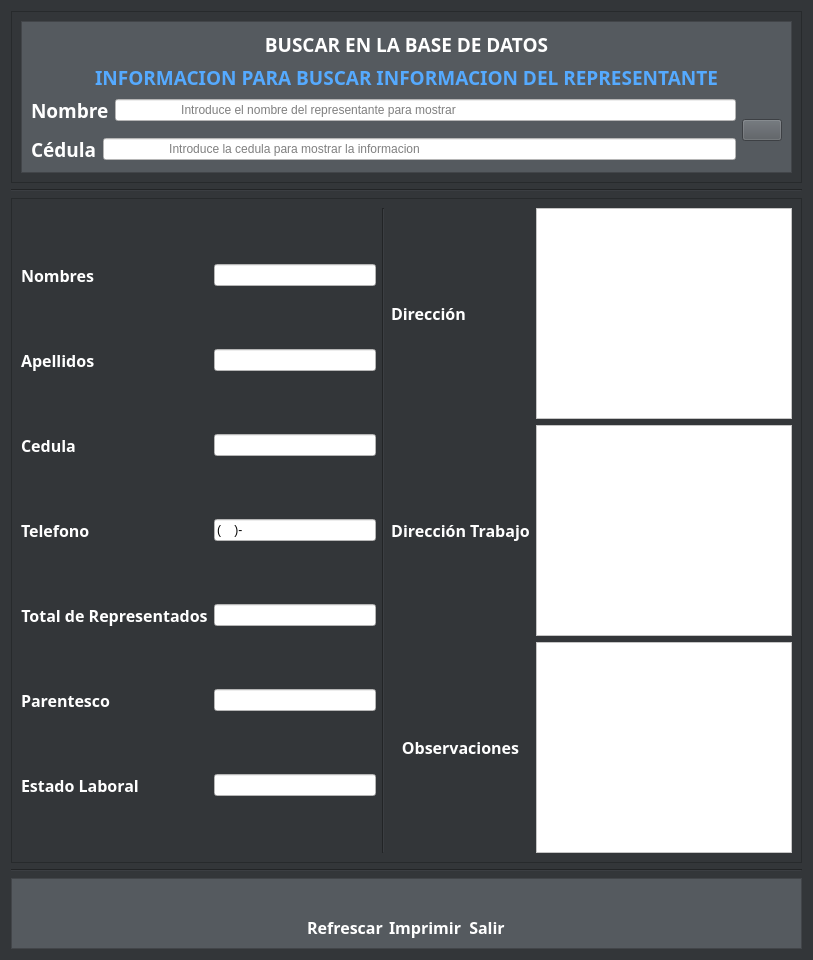
First picture: the form in iu_files/main_representantes.ui, repository Gabo-hub/SUNBAGB, before the edit.
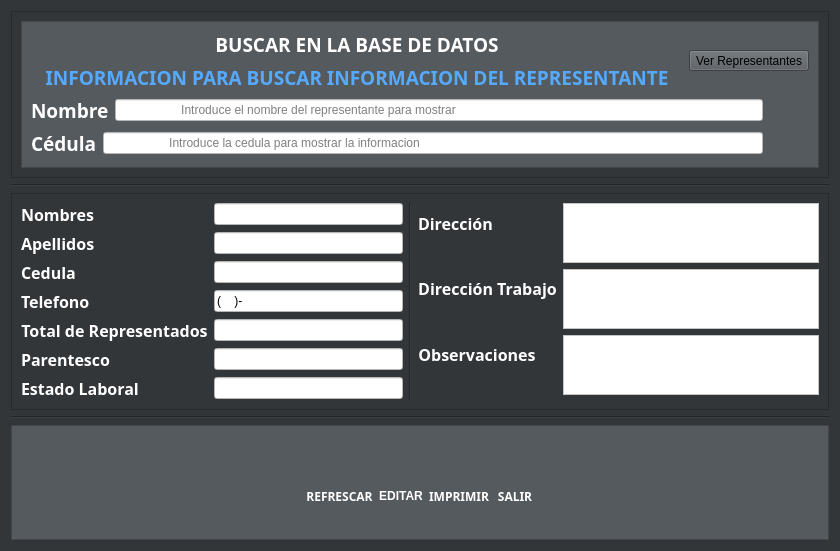
Second picture: the form after the edit. Icons and pictures are not drawn.

Patch:
```diff
--- a/iu_files/main_representantes.ui
+++ b/iu_files/main_representantes.ui
@@ -9,8 +9,8 @@
    <rect>
     <x>0</x>
     <y>0</y>
-    <width>813</width>
-    <height>960</height>
+    <width>840</width>
+    <height>551</height>
    </rect>
   </property>
   <property name="sizePolicy">
@@ -37,6 +37,12 @@
      </item>
      <item row="4" column="0">
       <widget class="QFrame" name="FootFrame">
+       <property name="maximumSize">
+        <size>
+         <width>16777215</width>
+         <height>115</height>
+        </size>
+       </property>
        <property name="styleSheet">
         <string notr="true">background-color: rgb(85, 90, 95);</string>
        </property>
@@ -62,8 +68,38 @@
         </item>
         <item>
          <layout class="QGridLayout" name="gridLayout_7">
+          <item row="1" column="0">
+           <widget class="QLabel" name="textrefrescar">
+            <property name="font">
+             <font>
+              <family>Poppins</family>
+              <pointsize>9</pointsize>
+              <bold>true</bold>
+             </font>
+            </property>
+            <property name="styleSheet">
+             <string notr="true">color: rgb(255, 255, 255);</string>
+            </property>
+            <property name="text">
+             <string>&lt;html&gt;&lt;head/&gt;&lt;body&gt;&lt;p align=&quot;center&quot;&gt;REFRESCAR&lt;/p&gt;&lt;/body&gt;&lt;/html&gt;</string>
+            </property>
+           </widget>
+          </item>
           <item row="0" column="0">
            <widget class="QPushButton" name="bttn_Rrefrescar">
+            <property name="styleSheet">
+             <string notr="true">QPushButton:hover
+{
+	border-style: solid;
+	background-color: #757a80;
+
+}
+
+QPushButton:pressed
+{
+	 	background-color:#333639;
+}</string>
+            </property>
             <property name="text">
              <string/>
             </property>
@@ -82,44 +118,76 @@
             </property>
            </widget>
           </item>
-          <item row="1" column="1">
-           <widget class="QLabel" name="textimprimir">
-            <property name="font">
-             <font>
-              <family>Poppins</family>
-              <pointsize>12</pointsize>
-              <weight>75</weight>
-              <bold>true</bold>
-             </font>
-            </property>
-            <property name="styleSheet">
-             <string notr="true">color: rgb(255, 255, 255);</string>
-            </property>
-            <property name="text">
-             <string>&lt;html&gt;&lt;head/&gt;&lt;body&gt;&lt;p align=&quot;center&quot;&gt;Imprimir&lt;/p&gt;&lt;/body&gt;&lt;/html&gt;</string>
-            </property>
-           </widget>
-          </item>
-          <item row="1" column="0">
-           <widget class="QLabel" name="textrefrescar">
-            <property name="font">
-             <font>
-              <family>Poppins</family>
-              <pointsize>12</pointsize>
-              <weight>75</weight>
-              <bold>true</bold>
-             </font>
-            </property>
-            <property name="styleSheet">
-             <string notr="true">color: rgb(255, 255, 255);</string>
-            </property>
-            <property name="text">
-             <string>&lt;html&gt;&lt;head/&gt;&lt;body&gt;&lt;p align=&quot;center&quot;&gt;Refrescar&lt;/p&gt;&lt;/body&gt;&lt;/html&gt;</string>
-            </property>
-           </widget>
-          </item>
           <item row="0" column="1">
+           <widget class="QPushButton" name="bttn_editar">
+            <property name="cursor">
+             <cursorShape>PointingHandCursor</cursorShape>
+            </property>
+            <property name="styleSheet">
+             <string notr="true">QPushButton:hover
+{
+	border-style: solid;
+	background-color: #757a80;
+
+}
+
+QPushButton:pressed
+{
+	 	background-color:#333639;
+}</string>
+            </property>
+            <property name="icon">
+             <iconset resource="../assets/icons/resource.qrc">
+              <normaloff>:/Botones salida/edit-book.png</normaloff>:/Botones salida/edit-book.png</iconset>
+            </property>
+            <property name="iconSize">
+             <size>
+              <width>81</width>
+              <height>61</height>
+             </size>
+            </property>
+            <property name="flat">
+             <bool>true</bool>
+            </property>
+           </widget>
+          </item>
+          <item row="1" column="1">
+           <widget class="QLabel" name="label">
+            <property name="font">
+             <font>
+              <pointsize>9</pointsize>
+              <bold>true</bold>
+             </font>
+            </property>
+            <property name="cursor">
+             <cursorShape>IBeamCursor</cursorShape>
+            </property>
+            <property name="mouseTracking">
+             <bool>true</bool>
+            </property>
+            <property name="styleSheet">
+             <string notr="true">color: rgb(255, 255, 255);</string>
+            </property>
+            <property name="text">
+             <string>&lt;html&gt;&lt;head/&gt;&lt;body&gt;&lt;p align=&quot;center&quot;&gt;EDITAR&lt;/p&gt;&lt;/body&gt;&lt;/html&gt;</string>
+            </property>
+           </widget>
+          </item>
+          <item row="0" column="2">
            <widget class="QPushButton" name="bttn_Rimprimir">
+            <property name="styleSheet">
+             <string notr="true">QPushButton:hover
+{
+	border-style: solid;
+	background-color: #757a80;
+
+}
+
+QPushButton:pressed
+{
+	 	background-color:#333639;
+}</string>
+            </property>
             <property name="text">
              <string/>
             </property>
@@ -138,8 +206,38 @@
             </property>
            </widget>
           </item>
-          <item row="0" column="2">
+          <item row="1" column="2">
+           <widget class="QLabel" name="textimprimir">
+            <property name="font">
+             <font>
+              <family>Poppins</family>
+              <pointsize>9</pointsize>
+              <bold>true</bold>
+             </font>
+            </property>
+            <property name="styleSheet">
+             <string notr="true">color: rgb(255, 255, 255);</string>
+            </property>
+            <property name="text">
+             <string>&lt;html&gt;&lt;head/&gt;&lt;body&gt;&lt;p align=&quot;center&quot;&gt;IMPRIMIR&lt;/p&gt;&lt;/body&gt;&lt;/html&gt;</string>
+            </property>
+           </widget>
+          </item>
+          <item row="0" column="3">
            <widget class="QPushButton" name="bttnRsalir">
+            <property name="styleSheet">
+             <string notr="true">QPushButton:hover
+{
+	border-style: solid;
+	background-color: #757a80;
+
+}
+
+QPushButton:pressed
+{
+	 	background-color:#333639;
+}</string>
+            </property>
             <property name="text">
              <string/>
             </property>
@@ -158,13 +256,12 @@
             </property>
            </widget>
           </item>
-          <item row="1" column="2">
+          <item row="1" column="3">
            <widget class="QLabel" name="textsalir">
             <property name="font">
              <font>
               <family>Poppins</family>
-              <pointsize>12</pointsize>
-              <weight>75</weight>
+              <pointsize>9</pointsize>
               <bold>true</bold>
              </font>
             </property>
@@ -172,7 +269,7 @@
              <string notr="true">color: rgb(255, 255, 255);</string>
             </property>
             <property name="text">
-             <string>&lt;html&gt;&lt;head/&gt;&lt;body&gt;&lt;p align=&quot;center&quot;&gt;Salir&lt;/p&gt;&lt;/body&gt;&lt;/html&gt;</string>
+             <string>&lt;html&gt;&lt;head/&gt;&lt;body&gt;&lt;p align=&quot;center&quot;&gt;SALIR&lt;/p&gt;&lt;/body&gt;&lt;/html&gt;</string>
             </property>
            </widget>
           </item>
@@ -216,128 +313,164 @@
             <property name="frameShadow">
              <enum>QFrame::Raised</enum>
             </property>
-            <layout class="QGridLayout" name="gridLayout_8">
-             <item row="5" column="0">
-              <layout class="QHBoxLayout" name="horizontalLayout_2">
+            <layout class="QVBoxLayout" name="verticalLayout_3">
+             <item>
+              <layout class="QHBoxLayout" name="horizontalLayout_6">
                <item>
-                <widget class="QLabel" name="ql_RcedulaSearch">
-                 <property name="font">
-                  <font>
-                   <family>Poppins</family>
-                   <pointsize>14</pointsize>
-                   <weight>75</weight>
-                   <bold>true</bold>
-                  </font>
-                 </property>
-                 <property name="styleSheet">
-                  <string notr="true">color: rgb(255, 255, 255);</string>
-                 </property>
-                 <property name="text">
-                  <string>Cédula</string>
-                 </property>
-                </widget>
+                <layout class="QVBoxLayout" name="verticalLayout_2">
+                 <item>
+                  <widget class="QLabel" name="ql_RbuscarbaseText">
+                   <property name="font">
+                    <font>
+                     <family>Poppins</family>
+                     <pointsize>14</pointsize>
+                     <bold>true</bold>
+                    </font>
+                   </property>
+                   <property name="styleSheet">
+                    <string notr="true">color: rgb(255, 255, 255);</string>
+                   </property>
+                   <property name="text">
+                    <string>&lt;html&gt;&lt;head/&gt;&lt;body&gt;&lt;p align=&quot;center&quot;&gt;BUSCAR EN LA BASE DE DATOS&lt;/p&gt;&lt;/body&gt;&lt;/html&gt;</string>
+                   </property>
+                  </widget>
+                 </item>
+                 <item>
+                  <widget class="QLabel" name="ql_RescribanombresText">
+                   <property name="font">
+                    <font>
+                     <family>Poppins</family>
+                     <pointsize>14</pointsize>
+                     <bold>true</bold>
+                    </font>
+                   </property>
+                   <property name="styleSheet">
+                    <string notr="true">color: rgb(85, 170, 255);</string>
+                   </property>
+                   <property name="text">
+                    <string>&lt;html&gt;&lt;head/&gt;&lt;body&gt;&lt;p align=&quot;center&quot;&gt;&lt;span style=&quot; font-size:14pt; font-weight:600;&quot;&gt;INFORMACION PARA BUSCAR INFORMACION DEL REPRESENTANTE&lt;/span&gt;&lt;/p&gt;&lt;/body&gt;&lt;/html&gt;</string>
+                   </property>
+                  </widget>
+                 </item>
+                </layout>
                </item>
                <item>
-                <widget class="QLineEdit" name="qlinee_RcedulaSearch">
-                 <property name="styleSheet">
-                  <string notr="true">
-background-color: rgb(255, 255, 255);</string>
+                <widget class="QToolButton" name="bttn_verrepresentantes">
+                 <property name="cursor">
+                  <cursorShape>PointingHandCursor</cursorShape>
                  </property>
-                 <property name="placeholderText">
-                  <string>                   Introduce la cedula para mostrar la informacion</string>
+                 <property name="text">
+                  <string>Ver Representantes</string>
                  </property>
                 </widget>
                </item>
               </layout>
              </item>
-             <item row="3" column="0">
-              <layout class="QHBoxLayout" name="horizontalLayout">
+             <item>
+              <layout class="QHBoxLayout" name="horizontalLayout_5">
                <item>
-                <widget class="QLabel" name="ql_RnombreSearch">
-                 <property name="font">
-                  <font>
-                   <family>Poppins</family>
-                   <pointsize>14</pointsize>
-                   <weight>75</weight>
-                   <bold>true</bold>
-                  </font>
-                 </property>
+                <layout class="QVBoxLayout" name="verticalLayout">
+                 <item>
+                  <layout class="QHBoxLayout" name="horizontalLayout">
+                   <item>
+                    <widget class="QLabel" name="ql_RnombreSearch">
+                     <property name="font">
+                      <font>
+                       <family>Poppins</family>
+                       <pointsize>14</pointsize>
+                       <bold>true</bold>
+                      </font>
+                     </property>
+                     <property name="styleSheet">
+                      <string notr="true">color: rgb(255, 255, 255);</string>
+                     </property>
+                     <property name="text">
+                      <string>Nombre</string>
+                     </property>
+                    </widget>
+                   </item>
+                   <item>
+                    <widget class="QLineEdit" name="qlinee_RnombreSearch">
+                     <property name="styleSheet">
+                      <string notr="true">background-color: rgb(255, 255, 255);
+color: rgb(0, 0, 0);</string>
+                     </property>
+                     <property name="placeholderText">
+                      <string>                   Introduce el nombre del representante para mostrar</string>
+                     </property>
+                    </widget>
+                   </item>
+                  </layout>
+                 </item>
+                 <item>
+                  <layout class="QHBoxLayout" name="horizontalLayout_2">
+                   <item>
+                    <widget class="QLabel" name="ql_RcedulaSearch">
+                     <property name="font">
+                      <font>
+                       <family>Poppins</family>
+                       <pointsize>14</pointsize>
+                       <bold>true</bold>
+                      </font>
+                     </property>
+                     <property name="styleSheet">
+                      <string notr="true">color: rgb(255, 255, 255);</string>
+                     </property>
+                     <property name="text">
+                      <string>Cédula</string>
+                     </property>
+                    </widget>
+                   </item>
+                   <item>
+                    <widget class="QLineEdit" name="qlinee_RcedulaSearch">
+                     <property name="styleSheet">
+                      <string notr="true">background-color: rgb(255, 255, 255);
+color: rgb(0, 0, 0);</string>
+                     </property>
+                     <property name="placeholderText">
+                      <string>                   Introduce la cedula para mostrar la informacion</string>
+                     </property>
+                    </widget>
+                   </item>
+                  </layout>
+                 </item>
+                </layout>
+               </item>
+               <item>
+                <widget class="QPushButton" name="bttn_Rbuscar">
                  <property name="styleSheet">
-                  <string notr="true">color: rgb(255, 255, 255);</string>
+                  <string notr="true">QPushButton:hover
+{
+	border-style: solid;
+	background-color: #757a80;
+
+}
+
+QPushButton:pressed
+{
+	 	background-color:#333639;
+}</string>
                  </property>
                  <property name="text">
-                  <string>Nombre</string>
+                  <string/>
                  </property>
-                </widget>
-               </item>
-               <item>
-                <widget class="QLineEdit" name="qlinee_RnombreSearch">
-                 <property name="styleSheet">
-                  <string notr="true">background-color: rgb(255, 255, 255);</string>
+                 <property name="icon">
+                  <iconset resource="../assets/icons/resource.qrc">
+                   <normaloff>:/Botones salida/search-icon.png</normaloff>:/Botones salida/search-icon.png</iconset>
                  </property>
-                 <property name="placeholderText">
-                  <string>                   Introduce el nombre del representante para mostrar</string>
+                 <property name="iconSize">
+                  <size>
+                   <width>50</width>
+                   <height>50</height>
+                  </size>
                  </property>
+                 <property name="flat">
+                  <bool>true</bool>
+                 </property>
                 </widget>
                </item>
               </layout>
              </item>
-             <item row="3" column="1" rowspan="3">
-              <widget class="QPushButton" name="bttn_Rbuscar">
-               <property name="text">
-                <string/>
-               </property>
-               <property name="icon">
-                <iconset resource="../assets/icons/resource.qrc">
-                 <normaloff>:/Botones salida/search-icon.png</normaloff>:/Botones salida/search-icon.png</iconset>
-               </property>
-               <property name="iconSize">
-                <size>
-                 <width>50</width>
-                 <height>50</height>
-                </size>
-               </property>
-               <property name="flat">
-                <bool>false</bool>
-               </property>
-              </widget>
-             </item>
-             <item row="2" column="0" colspan="2">
-              <widget class="QLabel" name="ql_RescribanombresText">
-               <property name="font">
-                <font>
-                 <family>Poppins</family>
-                 <pointsize>14</pointsize>
-                 <weight>75</weight>
-                 <bold>true</bold>
-                </font>
-               </property>
-               <property name="styleSheet">
-                <string notr="true">color: rgb(85, 170, 255);</string>
-               </property>
-               <property name="text">
-                <string>&lt;html&gt;&lt;head/&gt;&lt;body&gt;&lt;p align=&quot;center&quot;&gt;&lt;span style=&quot; font-size:14pt; font-weight:600;&quot;&gt;INFORMACION PARA BUSCAR INFORMACION DEL REPRESENTANTE&lt;/span&gt;&lt;/p&gt;&lt;/body&gt;&lt;/html&gt;</string>
-               </property>
-              </widget>
-             </item>
-             <item row="1" column="0" colspan="2">
-              <widget class="QLabel" name="ql_RbuscarbaseText">
-               <property name="font">
-                <font>
-                 <family>Poppins</family>
-                 <pointsize>14</pointsize>
-                 <weight>75</weight>
-                 <bold>true</bold>
-                </font>
-               </property>
-               <property name="styleSheet">
-                <string notr="true">color: rgb(255, 255, 255);</string>
-               </property>
-               <property name="text">
-                <string>&lt;html&gt;&lt;head/&gt;&lt;body&gt;&lt;p align=&quot;center&quot;&gt;BUSCAR EN LA BASE DE DATOS&lt;/p&gt;&lt;/body&gt;&lt;/html&gt;</string>
-               </property>
-              </widget>
-             </item>
             </layout>
            </widget>
           </item>
@@ -355,6 +488,12 @@
      </item>
      <item row="2" column="0">
       <widget class="QFrame" name="BodyFrame">
+       <property name="sizePolicy">
+        <sizepolicy hsizetype="Preferred" vsizetype="Preferred">
+         <horstretch>0</horstretch>
+         <verstretch>0</verstretch>
+        </sizepolicy>
+       </property>
        <property name="maximumSize">
         <size>
          <width>16777215</width>
@@ -369,21 +508,57 @@
        </property>
        <layout class="QHBoxLayout" name="horizontalLayout_4">
         <item>
-         <layout class="QGridLayout" name="gridLayout_4">
-          <item row="0" column="2">
+         <layout class="QFormLayout" name="formLayout">
+          <item row="0" column="0">
+           <widget class="QLabel" name="ql_RnombresText">
+            <property name="font">
+             <font>
+              <family>Poppins</family>
+              <pointsize>12</pointsize>
+              <bold>true</bold>
+             </font>
+            </property>
+            <property name="styleSheet">
+             <string notr="true">color: rgb(255, 255, 255);</string>
+            </property>
+            <property name="text">
+             <string>Nombres</string>
+            </property>
+           </widget>
+          </item>
+          <item row="0" column="1">
            <widget class="QLineEdit" name="qlinee_RnombresInfo">
             <property name="styleSheet">
-             <string notr="true">background-color: rgb(255, 255, 255);</string>
+             <string notr="true">background-color: rgb(255, 255, 255);
+color: rgb(0, 0, 0);</string>
             </property>
             <property name="readOnly">
              <bool>true</bool>
             </property>
            </widget>
           </item>
-          <item row="1" column="2">
+          <item row="1" column="0">
+           <widget class="QLabel" name="ql_RapellidosText">
+            <property name="font">
+             <font>
+              <family>Poppins</family>
+              <pointsize>12</pointsize>
+              <bold>true</bold>
+             </font>
+            </property>
+            <property name="styleSheet">
+             <string notr="true">color: rgb(255, 255, 255);</string>
+            </property>
+            <property name="text">
+             <string>Apellidos</string>
+            </property>
+           </widget>
+          </item>
+          <item row="1" column="1">
            <widget class="QLineEdit" name="qlinee_RapellidosInfo">
             <property name="styleSheet">
-             <string notr="true">background-color: rgb(255, 255, 255);</string>
+             <string notr="true">background-color: rgb(255, 255, 255);
+color: rgb(0, 0, 0);</string>
             </property>
             <property name="readOnly">
              <bool>true</bool>
@@ -396,7 +571,6 @@
              <font>
               <family>Poppins</family>
               <pointsize>12</pointsize>
-              <weight>75</weight>
               <bold>true</bold>
              </font>
             </property>
@@ -408,59 +582,11 @@
             </property>
            </widget>
           </item>
-          <item row="1" column="0">
-           <widget class="QLabel" name="ql_RapellidosText">
-            <property name="font">
-             <font>
-              <family>Poppins</family>
-              <pointsize>12</pointsize>
-              <weight>75</weight>
-              <bold>true</bold>
-             </font>
-            </property>
-            <property name="styleSheet">
-             <string notr="true">color: rgb(255, 255, 255);</string>
-            </property>
-            <property name="text">
-             <string>Apellidos</string>
-            </property>
-           </widget>
-          </item>
-          <item row="0" column="0">
-           <widget class="QLabel" name="ql_RnombresText">
-            <property name="font">
-             <font>
-              <family>Poppins</family>
-              <pointsize>12</pointsize>
-              <weight>75</weight>
-              <bold>true</bold>
-             </font>
-            </property>
-            <property name="styleSheet">
-             <string notr="true">color: rgb(255, 255, 255);</string>
-            </property>
-            <property name="text">
-             <string>Nombres</string>
-            </property>
-           </widget>
-          </item>
-          <item row="2" column="2">
+          <item row="2" column="1">
            <widget class="QLineEdit" name="qlinee_RcedulaInfo">
             <property name="styleSheet">
-             <string notr="true">background-color: rgb(255, 255, 255);</string>
-            </property>
-            <property name="readOnly">
-             <bool>true</bool>
-            </property>
-           </widget>
-          </item>
-          <item row="3" column="2">
-           <widget class="QLineEdit" name="qlinee_RntelefonoInfo">
-            <property name="styleSheet">
-             <string notr="true">background-color: rgb(255, 255, 255);</string>
-            </property>
-            <property name="inputMask">
-             <string>(9999)-9999999</string>
+             <string notr="true">background-color: rgb(255, 255, 255);
+color: rgb(0, 0, 0);</string>
             </property>
             <property name="readOnly">
              <bool>true</bool>
@@ -473,7 +599,6 @@
              <font>
               <family>Poppins</family>
               <pointsize>12</pointsize>
-              <weight>75</weight>
               <bold>true</bold>
              </font>
             </property>
@@ -485,10 +610,14 @@
             </property>
            </widget>
           </item>
-          <item row="4" column="2">
-           <widget class="QLineEdit" name="qlinee_RtotalrepreInfo">
+          <item row="3" column="1">
+           <widget class="QLineEdit" name="qlinee_RntelefonoInfo">
             <property name="styleSheet">
-             <string notr="true">background-color: rgb(255, 255, 255);</string>
+             <string notr="true">background-color: rgb(255, 255, 255);
+color: rgb(0, 0, 0);</string>
+            </property>
+            <property name="inputMask">
+             <string>(9999)-9999999</string>
             </property>
             <property name="readOnly">
              <bool>true</bool>
@@ -501,7 +630,6 @@
              <font>
               <family>Poppins</family>
               <pointsize>12</pointsize>
-              <weight>75</weight>
               <bold>true</bold>
              </font>
             </property>
@@ -513,13 +641,11 @@
             </property>
            </widget>
           </item>
-          <item row="5" column="2">
-           <widget class="QLineEdit" name="qlinee_RparentescoInfo">
+          <item row="4" column="1">
+           <widget class="QLineEdit" name="qlinee_RtotalrepreInfo">
             <property name="styleSheet">
-             <string notr="true">background-color: rgb(255, 255, 255);</string>
-            </property>
-            <property name="text">
-             <string/>
+             <string notr="true">background-color: rgb(255, 255, 255);
+color: rgb(0, 0, 0);</string>
             </property>
             <property name="readOnly">
              <bool>true</bool>
@@ -532,7 +658,6 @@
              <font>
               <family>Poppins</family>
               <pointsize>12</pointsize>
-              <weight>75</weight>
               <bold>true</bold>
              </font>
             </property>
@@ -544,10 +669,14 @@
             </property>
            </widget>
           </item>
-          <item row="6" column="2">
-           <widget class="QLineEdit" name="qlinee_RestadolabInfo">
+          <item row="5" column="1">
+           <widget class="QLineEdit" name="qlinee_RparentescoInfo">
             <property name="styleSheet">
-             <string notr="true">background-color: rgb(255, 255, 255);</string>
+             <string notr="true">background-color: rgb(255, 255, 255);
+color: rgb(0, 0, 0);</string>
+            </property>
+            <property name="text">
+             <string/>
             </property>
             <property name="readOnly">
              <bool>true</bool>
@@ -560,7 +689,6 @@
              <font>
               <family>Poppins</family>
               <pointsize>12</pointsize>
-              <weight>75</weight>
               <bold>true</bold>
              </font>
             </property>
@@ -572,6 +700,17 @@
             </property>
            </widget>
           </item>
+          <item row="6" column="1">
+           <widget class="QLineEdit" name="qlinee_RestadolabInfo">
+            <property name="styleSheet">
+             <string notr="true">background-color: rgb(255, 255, 255);
+color: rgb(0, 0, 0);</string>
+            </property>
+            <property name="readOnly">
+             <bool>true</bool>
+            </property>
+           </widget>
+          </item>
          </layout>
         </item>
         <item>
@@ -582,46 +721,13 @@
          </widget>
         </item>
         <item>
-         <layout class="QGridLayout" name="gridLayout_10">
-          <item row="2" column="2">
-           <widget class="QPlainTextEdit" name="qpte_RdireccionInfo">
-            <property name="styleSheet">
-             <string notr="true">background-color: rgb(255, 255, 255);</string>
-            </property>
-           </widget>
-          </item>
-          <item row="4" column="1">
-           <widget class="QLabel" name="ql_RobservacionesText">
-            <property name="font">
-             <font>
-              <family>Poppins</family>
-              <pointsize>12</pointsize>
-              <weight>75</weight>
-              <bold>true</bold>
-             </font>
-            </property>
-            <property name="styleSheet">
-             <string notr="true">color: rgb(255, 255, 255);</string>
-            </property>
-            <property name="text">
-             <string>&lt;html&gt;&lt;head/&gt;&lt;body&gt;&lt;p align=&quot;center&quot;&gt;Observaciones&lt;/p&gt;&lt;/body&gt;&lt;/html&gt;</string>
-            </property>
-           </widget>
-          </item>
-          <item row="4" column="2">
-           <widget class="QPlainTextEdit" name="qpte_RobservacionesInfo">
-            <property name="styleSheet">
-             <string notr="true">background-color: rgb(255, 255, 255);</string>
-            </property>
-           </widget>
-          </item>
-          <item row="2" column="1">
+         <layout class="QFormLayout" name="formLayout_2">
+          <item row="0" column="0">
            <widget class="QLabel" name="ql_RdireccionText">
             <property name="font">
              <font>
               <family>Poppins</family>
               <pointsize>12</pointsize>
-              <weight>75</weight>
               <bold>true</bold>
              </font>
             </property>
@@ -633,20 +739,76 @@
             </property>
            </widget>
           </item>
-          <item row="3" column="2">
+          <item row="0" column="1">
+           <widget class="QPlainTextEdit" name="qpte_RdireccionInfo">
+            <property name="sizePolicy">
+             <sizepolicy hsizetype="Preferred" vsizetype="Preferred">
+              <horstretch>0</horstretch>
+              <verstretch>0</verstretch>
+             </sizepolicy>
+            </property>
+            <property name="maximumSize">
+             <size>
+              <width>16777215</width>
+              <height>60</height>
+             </size>
+            </property>
+            <property name="styleSheet">
+             <string notr="true">background-color: rgb(255, 255, 255);
+color: rgb(0, 0, 0);</string>
+            </property>
+            <property name="tabChangesFocus">
+             <bool>false</bool>
+            </property>
+            <property name="undoRedoEnabled">
+             <bool>true</bool>
+            </property>
+            <property name="readOnly">
+             <bool>true</bool>
+            </property>
+            <property name="centerOnScroll">
+             <bool>false</bool>
+            </property>
+           </widget>
+          </item>
+          <item row="1" column="1">
            <widget class="QPlainTextEdit" name="qpte_RdirecciontrabajoInfo">
+            <property name="sizePolicy">
+             <sizepolicy hsizetype="Preferred" vsizetype="Preferred">
+              <horstretch>0</horstretch>
+              <verstretch>0</verstretch>
+             </sizepolicy>
+            </property>
+            <property name="maximumSize">
+             <size>
+              <width>16777215</width>
+              <height>60</height>
+             </size>
+            </property>
             <property name="styleSheet">
-             <string notr="true">background-color: rgb(255, 255, 255);</string>
+             <string notr="true">background-color: rgb(255, 255, 255);
+color: rgb(0, 0, 0);</string>
+            </property>
+            <property name="tabChangesFocus">
+             <bool>false</bool>
+            </property>
+            <property name="undoRedoEnabled">
+             <bool>true</bool>
+            </property>
+            <property name="readOnly">
+             <bool>true</bool>
+            </property>
+            <property name="centerOnScroll">
+             <bool>false</bool>
             </property>
            </widget>
           </item>
-          <item row="3" column="1">
+          <item row="1" column="0">
            <widget class="QLabel" name="ql_RdireccionTrabText">
             <property name="font">
              <font>
               <family>Poppins</family>
               <pointsize>12</pointsize>
-              <weight>75</weight>
               <bold>true</bold>
              </font>
             </property>
@@ -658,6 +820,55 @@
             </property>
            </widget>
           </item>
+          <item row="2" column="1">
+           <widget class="QPlainTextEdit" name="qpte_RobservacionesInfo">
+            <property name="sizePolicy">
+             <sizepolicy hsizetype="Preferred" vsizetype="Preferred">
+              <horstretch>0</horstretch>
+              <verstretch>0</verstretch>
+             </sizepolicy>
+            </property>
+            <property name="maximumSize">
+             <size>
+              <width>16777215</width>
+              <height>60</height>
+             </size>
+            </property>
+            <property name="styleSheet">
+             <string notr="true">background-color: rgb(255, 255, 255);
+color: rgb(0, 0, 0);</string>
+            </property>
+            <property name="tabChangesFocus">
+             <bool>false</bool>
+            </property>
+            <property name="undoRedoEnabled">
+             <bool>true</bool>
+            </property>
+            <property name="readOnly">
+             <bool>true</bool>
+            </property>
+            <property name="centerOnScroll">
+             <bool>false</bool>
+            </property>
+           </widget>
+          </item>
+          <item row="2" column="0">
+           <widget class="QLabel" name="ql_RobservacionesText">
+            <property name="font">
+             <font>
+              <family>Poppins</family>
+              <pointsize>12</pointsize>
+              <bold>true</bold>
+             </font>
+            </property>
+            <property name="styleSheet">
+             <string notr="true">color: rgb(255, 255, 255);</string>
+            </property>
+            <property name="text">
+             <string>&lt;html&gt;&lt;head/&gt;&lt;body&gt;&lt;p align=&quot;center&quot;&gt;Observaciones&lt;/p&gt;&lt;/body&gt;&lt;/html&gt;</string>
+            </property>
+           </widget>
+          </item>
          </layout>
         </item>
        </layout>
```
Left out of the diff: 28 changed lines with no effect on the pictures.
